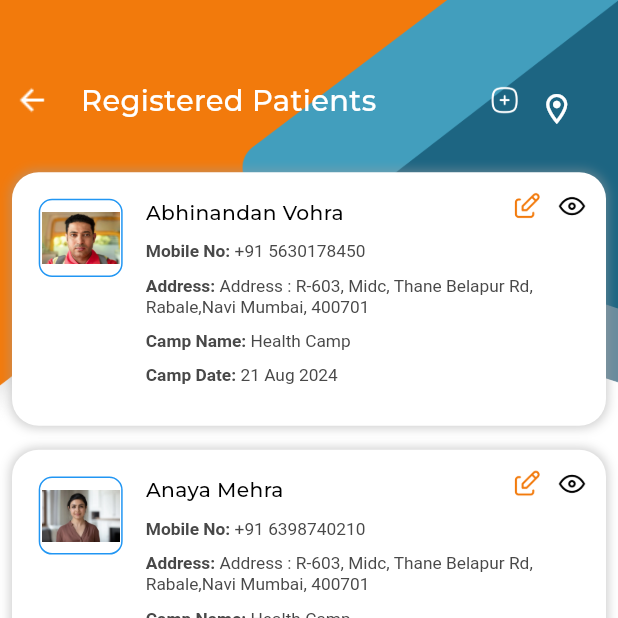
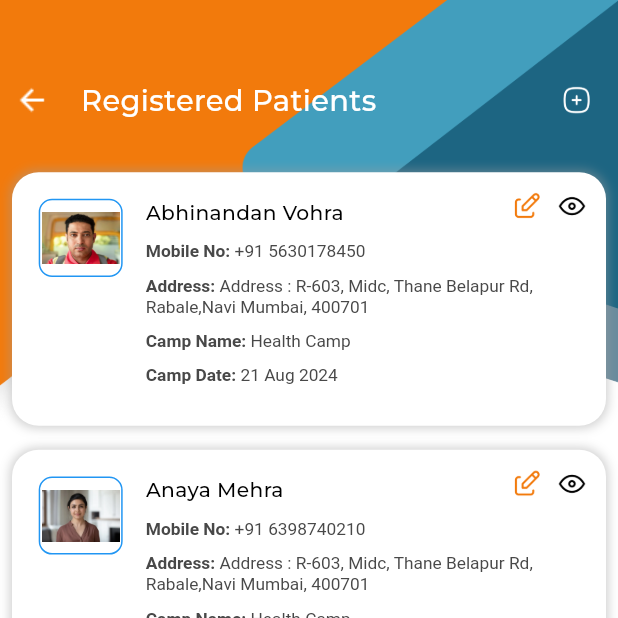
Before and after one commit to DishankTech/community_health_camp, a Flutter app: the RegisteredPatientsScreen screen opened by its route, on a phone screen of 412 x 824 dp, the top half of it. Run offline on Flutter 3.47's test engine with Material 3 defaults, Android fonts, the phone set to English and light mode, and no system bars; our stand-ins replace bloc, connectivity_plus, device_info_plus, equatable, flutter_bloc, flutter_svg and 9 more; accounts and stored records are empty; project files that could hold a hidden picture were left out.

Commit message:
some ui changes

```diff
--- a/lib/screens/patient_registration/registered_patients.dart
+++ b/lib/screens/patient_registration/registered_patients.dart
@@ -77,9 +77,7 @@ class _RegisteredPatientsScreenState extends State<RegisteredPatientsScreen> {
           mAppBarV1(
             title: "Registered Patients",
             context: context,
-            suffix: Row(
-              children: [
-                Material(
+            suffix: Material(
               color: Colors.transparent,
               child: InkWell(
                 borderRadius: BorderRadius.circular(5),
@@ -93,14 +91,6 @@ class _RegisteredPatientsScreenState extends State<RegisteredPatientsScreen> {
                   ),
                 ),
               ),
-                ),
-                IconButton(
-                    onPressed: () {
-                      Navigator.pushNamed(
-                          context, AppRoutes.locationMaster);
-                    },
-                    icon: const Icon(Icons.location_on_outlined,color: kWhiteColor,))
-              ],
             ),
           ),
           Expanded(
```
Lines whose indentation alone changed are shown as unchanged.
